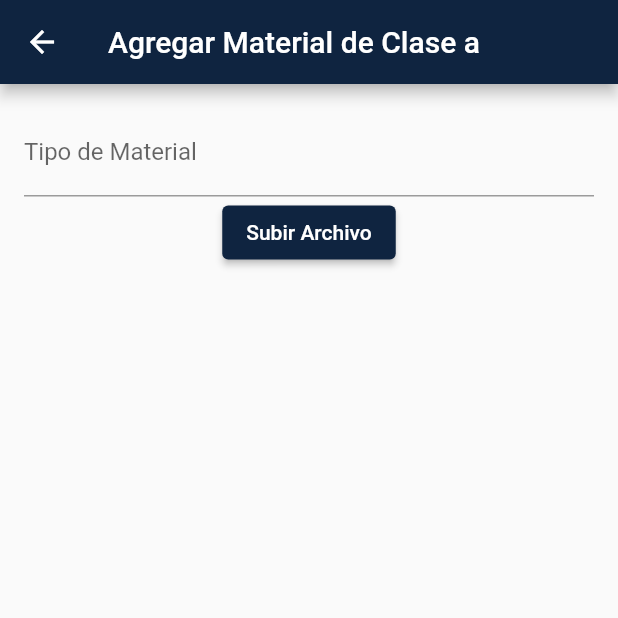
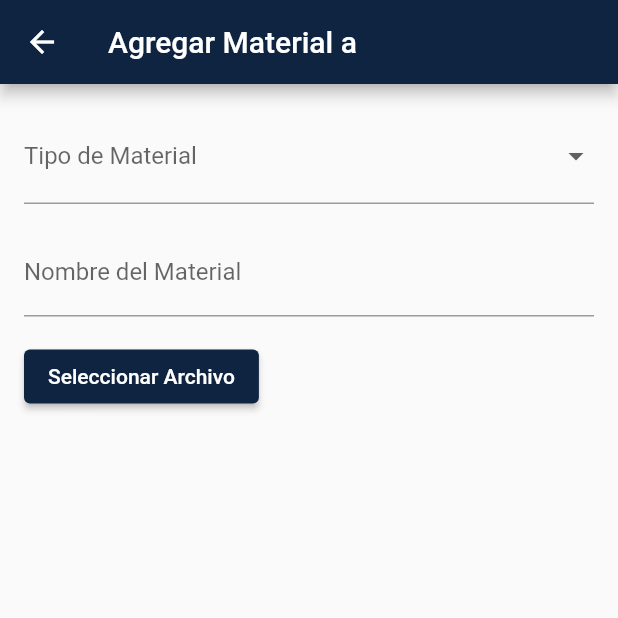
Before and after one commit to DonOtame/polismart_project, a Flutter app: the FormMaterialClase screen opened directly with empty values, on a phone screen of 412 x 824 dp, the top half of it. Run offline on Flutter 3.47's test engine with Material 2 defaults, Android fonts, the phone set to English and light mode, and no system bars; our stand-ins replace cloud_firestore, file_picker, firebase_auth, firebase_core, firebase_storage, flutter_colorpicker; accounts and stored records are empty; network calls fail.

Commit message:
Update archivo completo

```diff
--- /dev/null
+++ b/lib/models/material.dart
@@ -0,0 +1,11 @@
+class Material {
+  final String tipo;
+  final String titulo;
+  final String url;
+
+  Material({
+    required this.tipo,
+    required this.titulo,
+    required this.url,
+  });
+}
--- a/lib/screens/form_materialclase.dart
+++ b/lib/screens/form_materialclase.dart
@@ -1,7 +1,9 @@
+import 'dart:io';
 import 'package:file_picker/file_picker.dart';
 import 'package:flutter/material.dart';
+import 'package:firebase_storage/firebase_storage.dart';
 import 'package:cloud_firestore/cloud_firestore.dart';
-import 'package:firebase_storage/firebase_storage.dart';
+import 'package:polismart_project/services/firebase_upload.dart';
 
 class FormMaterialClase extends StatefulWidget {
   final String nombreMateria;
@@ -13,39 +15,138 @@ class FormMaterialClase extends StatefulWidget {
 }
 
 class _FormMaterialClaseState extends State<FormMaterialClase> {
-  final TextEditingController _tipoController = TextEditingController();
-  String _archivoURL = ''; // URL del archivo subido
+  final TextEditingController _nombreController = TextEditingController();
+  String? _tipoMaterial;
+  String? _archivoNombre;
+  File? _archivoSeleccionado;
+  bool _subiendoArchivo = false;
+  String? _mensajeResultado;
+
+  final List<String> _opcionesTipoMaterial = [
+    'Teoria',
+    'Pruebas',
+    'Tareas',
+    'Formulario'
+  ];
+
   final FirebaseStorage _storage = FirebaseStorage.instance;
+  final FirebaseFirestore _firestore = FirebaseFirestore.instance;
+
+  void _seleccionarArchivo() async {
+    FilePickerResult? result = await FilePicker.platform.pickFiles();
+    if (result != null) {
+      setState(() {
+        _archivoSeleccionado = File(result.files.single.path!);
+        _archivoNombre = _archivoSeleccionado!.path.split('/').last;
+      });
+    }
+  }
+
+  void _subirArchivo() async {
+    setState(() {
+      _subiendoArchivo = true;
+      _mensajeResultado = null;
+    });
+
+    if (_archivoSeleccionado != null) {
+      String? downloadURL = await uploadArchivo(_archivoSeleccionado!);
+
+      if (downloadURL != null) {
+        await _firestore
+            .collection('materias')
+            .doc(widget.nombreMateria)
+            .collection('material')
+            .add({
+          'tipo': _tipoMaterial,
+          'titulo': _nombreController.text,
+          'url': downloadURL,
+        });
+
+        setState(() {
+          _subiendoArchivo = false;
+          _mensajeResultado = 'Archivo subido con éxito.';
+          print('URL de descarga del archivo: $downloadURL');
+        });
+      } else {
+        setState(() {
+          _subiendoArchivo = false;
+          _mensajeResultado = 'La subida del archivo falló.';
+          print('La subida del archivo falló.');
+        });
+      }
+    }
+  }
 
   @override
   Widget build(BuildContext context) {
     return Scaffold(
       appBar: AppBar(
-        title: Text('Agregar Material de Clase a ${widget.nombreMateria}'),
+        title: Text('Agregar Material a ${widget.nombreMateria}'),
       ),
       body: Padding(
         padding: const EdgeInsets.all(16.0),
         child: Column(
+          crossAxisAlignment: CrossAxisAlignment.start,
           children: [
+            DropdownButtonFormField<String>(
+              value: _tipoMaterial,
+              decoration: InputDecoration(labelText: 'Tipo de Material'),
+              items: _opcionesTipoMaterial.map((tipo) {
+                return DropdownMenuItem<String>(
+                  value: tipo,
+                  child: Text(tipo),
+                );
+              }).toList(),
+              onChanged: (value) {
+                setState(() {
+                  _tipoMaterial = value;
+                });
+              },
+            ),
+            SizedBox(height: 16.0),
             TextField(
-              controller: _tipoController,
-              decoration: InputDecoration(labelText: 'Tipo de Material'),
+              controller: _nombreController,
+              decoration: InputDecoration(labelText: 'Nombre del Material'),
             ),
+            SizedBox(height: 16.0),
             ElevatedButton(
-              onPressed: () {
-                _subirArchivo(context);
-              },
-              child: Text('Subir Archivo'),
+              onPressed: _seleccionarArchivo,
+              child: Text('Seleccionar Archivo'),
             ),
-            if (_archivoURL.isNotEmpty)
+            SizedBox(height: 16.0),
+            if (_archivoNombre != null)
               Column(
                 crossAxisAlignment: CrossAxisAlignment.start,
                 children: [
-                  SizedBox(height: 20),
-                  Text('Archivo Subido:'),
+                  Text('Nombre del Archivo Seleccionado:'),
+                  SizedBox(height: 8.0),
                   Text(
-                    _archivoURL,
+                    _archivoNombre!,
                     style: TextStyle(color: Colors.blue),
+                  ),
+                  SizedBox(height: 16.0),
+                  Center(
+                    child: ElevatedButton(
+                      onPressed: _subirArchivo,
+                      child: Text('Subir Archivo a ${widget.nombreMateria}'),
+                    ),
+                  ),
+                ],
+              ),
+            if (_subiendoArchivo)
+              Center(
+                child: CircularProgressIndicator(),
+              ),
+            if (_mensajeResultado != null)
+              AlertDialog(
+                title: Text('Resultado de la subida'),
+                content: Text(_mensajeResultado!),
+                actions: <Widget>[
+                  TextButton(
+                    onPressed: () {
+                      Navigator.of(context).pop();
+                    },
+                    child: Text('Cerrar'),
                   ),
                 ],
               ),
@@ -54,80 +155,4 @@ class _FormMaterialClaseState extends State<FormMaterialClase> {
       ),
     );
   }
-
-  Future<void> _subirArchivo(BuildContext context) async {
-    final tipo = _tipoController.text;
-
-    // Validar que los campos no estén vacíos
-    if (tipo.isEmpty) {
-      showDialog(
-        context: context,
-        builder: (context) {
-          return AlertDialog(
-            title: Text('Error'),
-            content: Text('Por favor, complete todos los campos.'),
-            actions: [
-              TextButton(
-                onPressed: () {
-                  Navigator.of(context).pop();
-                },
-                child: Text('Aceptar'),
-              ),
-            ],
-          );
-        },
-      );
-      return;
-    }
-
-    // Abre el selector de archivos para el usuario
-    final filePickerResult = await FilePicker.platform.pickFiles();
-
-    if (filePickerResult != null) {
-      final fileBytes = filePickerResult.files.single.bytes;
-      final fileName = filePickerResult.files.single.name;
-
-      try {
-        // Subir el archivo a Firebase Storage
-        final Reference storageReference = _storage.ref().child(fileName);
-
-        final UploadTask uploadTask = storageReference.putData(fileBytes!);
-
-        await uploadTask.whenComplete(() async {
-          // Obtener la URL del archivo subido
-          final archivoURL = await storageReference.getDownloadURL();
-
-          setState(() {
-            _archivoURL = archivoURL;
-          });
-
-          // Guardar el material de clase en Firebase Firestore
-          final materialClaseRef = FirebaseFirestore.instance
-              .collection('materias')
-              .doc(widget.nombreMateria)
-              .collection('materialClase')
-              .doc();
-
-          materialClaseRef.set({
-            'tipo': tipo,
-            'archivoURL': _archivoURL,
-          }).then((value) {
-            // Cerrar la pantalla de formulario
-            Navigator.of(context).pop();
-          }).catchError((error) {
-            print('Error al guardar el material de clase: $error');
-            // Mostrar un mensaje de error en caso de que ocurra un error al guardar el material de clase
-          });
-        });
-      } catch (error) {
-        print('Error al subir el archivo: $error');
-      }
-    }
-  }
-
-  @override
-  void dispose() {
-    _tipoController.dispose();
-    super.dispose();
-  }
 }
```
Also changed, not shown: lib/services/firebase_upload.dart (added, +28 -0 lines), 1 other file.
